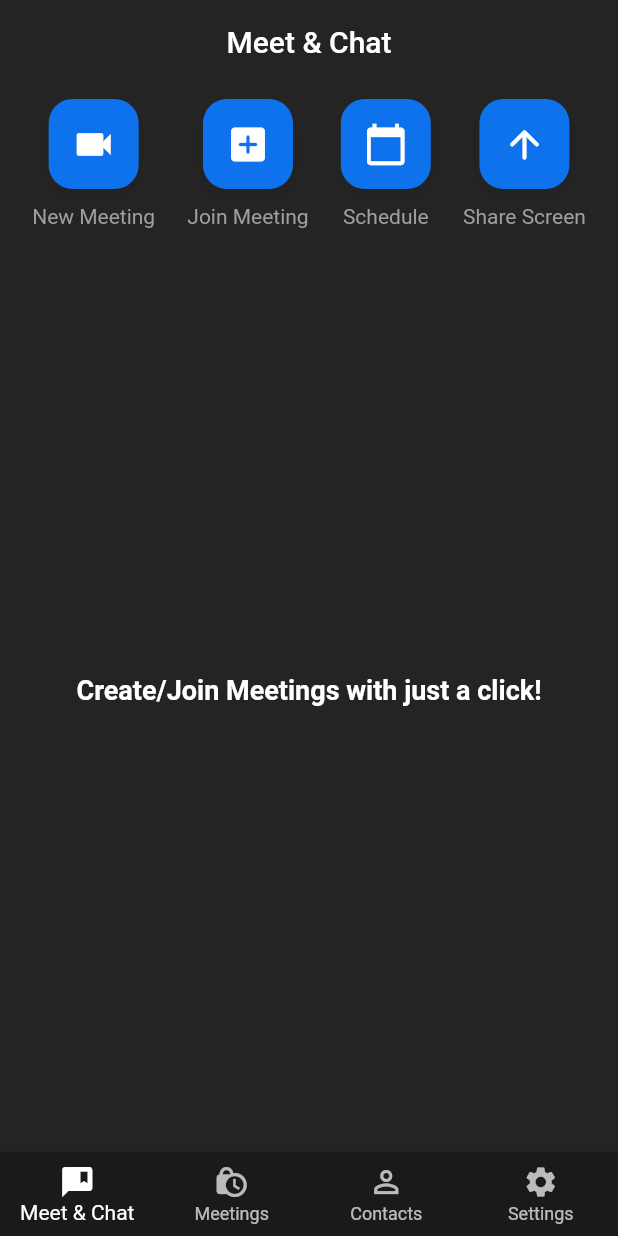
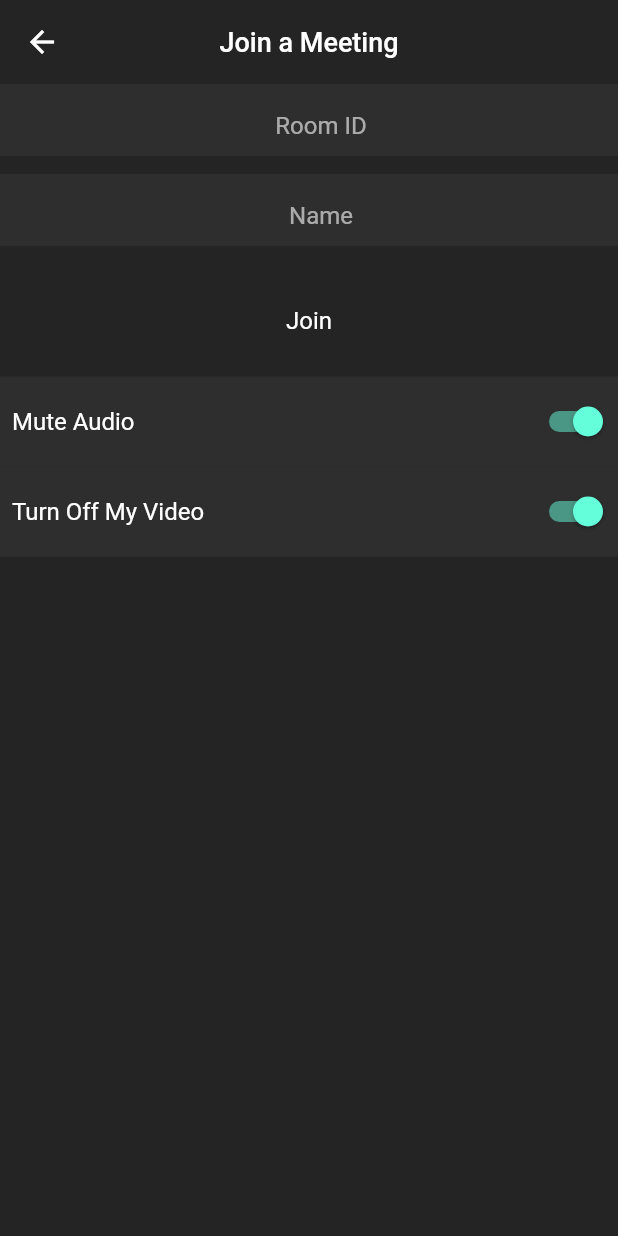
Before and after one commit to Jaxongir0101/Zoom-Clone, a Flutter app: the screen it shows once a user with an empty profile is signed in, after a tap on "Join Meeting", on a phone screen of 412 x 824 dp. Run offline on Flutter 3.47's test engine with Material 2 defaults, Android fonts, the phone set to English and light mode, and no system bars; our stand-ins replace cloud_firestore, firebase_auth, firebase_core, google_sign_in, logger; missing offline and left inert: jitsi_meet; accounts and stored records are empty; network calls fail.

Commit message:
feat:Zoom Jitsi Join a Meeting

```diff
--- a/lib/main.dart
+++ b/lib/main.dart
@@ -3,6 +3,7 @@ import 'package:flutter/material.dart';
 import 'package:zoom_clone/resources/auth_methods.dart';
 import 'package:zoom_clone/screens/home_screen.dart';
 import 'package:zoom_clone/screens/login_screen.dart';
+import 'package:zoom_clone/screens/video_call_screen.dart';
 import 'package:zoom_clone/utils/colors.dart';
 
 void main() async{
@@ -25,6 +26,7 @@ class MyApp extends StatelessWidget {
           routes: {
             '/login':(context)=>const LoginScreen(),
             '/home':(context)=>const HomeScreen(),
+            '/video-call':(context)=>const VideoCallScreen()
           },
       home:StreamBuilder(
         stream: AuthMethods().authChanges,
--- a/lib/screens/meeting_screen.dart
+++ b/lib/screens/meeting_screen.dart
@@ -10,7 +10,6 @@ class MeetingScreen extends StatelessWidget {
   final JitsiMeetMethods _jitsiMeetMethods = JitsiMeetMethods();
 
   createNewMeeting() async {
-    print("data");
     var random = Random();
     String roomName = (random.nextInt(100000000)+1000000000).toString();
     _jitsiMeetMethods.createMeeting(
@@ -19,6 +18,11 @@ class MeetingScreen extends StatelessWidget {
       isVideoMuted: true,
     );
   }
+
+ joinMeeting(context){
+  Navigator.pushNamed(context, '/video-call');
+ }
+
 
   @override
   Widget build(BuildContext context) {
@@ -36,7 +40,7 @@ class MeetingScreen extends StatelessWidget {
               text: "New Meeting",
             ),
             HomeMeetingButton(
-              onPressed: () {},
+              onPressed: ()=>joinMeeting(context),
               icon: Icons.add_box_rounded,
               text: "Join Meeting",
             ),
--- /dev/null
+++ b/lib/screens/video_call_screen.dart
@@ -0,0 +1,139 @@
+import 'package:flutter/material.dart';
+import 'package:jitsi_meet/jitsi_meet.dart';
+import 'package:zoom_clone/resources/jitsi_meeting_methods.dart';
+import 'package:zoom_clone/utils/colors.dart';
+import 'package:zoom_clone/widgets/meeting_options.dart';
+
+import '../resources/auth_methods.dart';
+
+class VideoCallScreen extends StatefulWidget {
+  const VideoCallScreen({super.key});
+
+  @override
+  State<VideoCallScreen> createState() => _VideoCallScreenState();
+}
+
+class _VideoCallScreenState extends State<VideoCallScreen> {
+  final AuthMethods _authMethods = AuthMethods();
+  late TextEditingController meetingIdController;
+  late TextEditingController nameController;
+  final JitsiMeetMethods _jitsiMeetMethods = JitsiMeetMethods();
+  bool isAudioMuted = true;
+  bool isVideoMuted = true;
+
+  @override
+  void initState() {
+    meetingIdController = TextEditingController();
+    nameController = TextEditingController(
+      text: _authMethods.user.displayName,
+    );
+    super.initState();
+  }
+
+  @override
+  void dispose() {
+    super.dispose();
+    meetingIdController.dispose();
+    nameController.dispose();
+    JitsiMeet.removeAllListeners();
+  }
+
+  _joinMeeting() {
+    _jitsiMeetMethods.createMeeting(
+      roomName: meetingIdController.text,
+      isAudioMuted: isAudioMuted,
+      isVideoMuted: isVideoMuted,
+      username: nameController.text
+    );
+  }
+
+  @override
+  Widget build(BuildContext context) {
+    return GestureDetector(
+      onTap: () => FocusScope.of(context).unfocus(),
+      child: Scaffold(
+        appBar: AppBar(
+          centerTitle: true,
+          backgroundColor: backgroundColor,
+          elevation: 0,
+          title: const Text(
+            'Join a Meeting',
+            style: TextStyle(fontSize: 18),
+          ),
+        ),
+        body: Column(
+          children: [
+            SizedBox(
+              height: 60,
+              child: TextField(
+                controller: meetingIdController,
+                maxLines: 1,
+                textAlign: TextAlign.center,
+                keyboardType: TextInputType.number,
+                decoration: const InputDecoration(
+                  fillColor: secondaryBackgroundColor,
+                  filled: true,
+                  border: InputBorder.none,
+                  hintText: 'Room ID',
+                  contentPadding: EdgeInsets.fromLTRB(16, 8, 0, 0),
+                ),
+              ),
+            ),
+            SizedBox(
+              height: 60,
+              child: TextField(
+                controller: nameController,
+                maxLines: 1,
+                textAlign: TextAlign.center,
+                keyboardType: TextInputType.name,
+                decoration: const InputDecoration(
+                  fillColor: secondaryBackgroundColor,
+                  filled: true,
+                  border: InputBorder.none,
+                  hintText: 'Name',
+                  contentPadding: EdgeInsets.fromLTRB(16, 8, 0, 0),
+                ),
+              ),
+            ),
+            const SizedBox(height: 20),
+            InkWell(
+               onTap: _joinMeeting,
+              child: const Padding(
+                padding: EdgeInsets.all(8),
+                child: Text(
+                  'Join',
+                  style: TextStyle(
+                    fontSize: 16,
+                  ),
+                ),
+              ),
+            ),
+            const SizedBox(height: 20),
+            MeetingOption(
+              text: 'Mute Audio',
+              isMute: isAudioMuted,
+              onChange: onAudioMuted,
+            ),
+            MeetingOption(
+              text: 'Turn Off My Video',
+              isMute: isVideoMuted,
+              onChange: onVideoMuted,
+            ),
+          ],
+        ),
+      ),
+    );
+  }
+
+  onAudioMuted(bool val) {
+    setState(() {
+      isAudioMuted = val;
+    });
+  }
+
+  onVideoMuted(bool val) {
+    setState(() {
+      isVideoMuted = val;
+    });
+  }
+}
--- /dev/null
+++ b/lib/widgets/meeting_options.dart
@@ -0,0 +1,38 @@
+import 'package:flutter/material.dart';
+import 'package:zoom_clone/utils/colors.dart';
+
+class MeetingOption extends StatelessWidget {
+  final String text;
+  final bool isMute;
+  final Function(bool) onChange;
+  const MeetingOption({
+    Key? key,
+    required this.text,
+    required this.isMute,
+    required this.onChange,
+  }) : super(key: key);
+
+  @override
+  Widget build(BuildContext context) {
+    return Container(
+      height: 60,
+      color: secondaryBackgroundColor,
+      child: Row(
+        mainAxisAlignment: MainAxisAlignment.spaceBetween,
+        children: [
+          Padding(
+            padding: const EdgeInsets.all(8.0),
+            child: Text(
+              text,
+              style: const TextStyle(fontSize: 16),
+            ),
+          ),
+          Switch.adaptive(
+            value: isMute,
+            onChanged: onChange,
+          ),
+        ],
+      ),
+    );
+  }
+}
```
